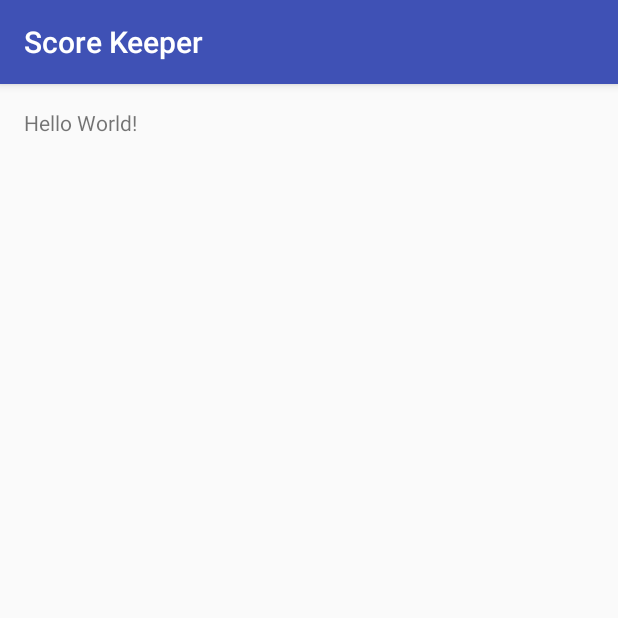
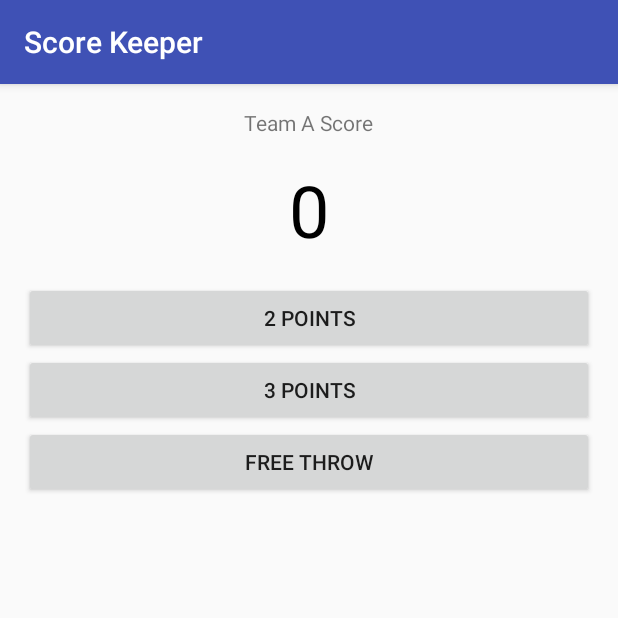
Before and after one commit to agustinfz/score-keeper, an Android app: the screen it shows after launch (MainActivity), on a phone screen of 412 x 824 dp, the top half of it. Run offline under Robolectric (Android 15) with nearby library versions, the phone set to English and light mode, and no system bars.

Commit message:
Team A counter done

```diff
--- a/app/src/main/java/works/agus/scorekeeper/MainActivity.java
+++ b/app/src/main/java/works/agus/scorekeeper/MainActivity.java
@@ -2,12 +2,36 @@ package works.agus.scorekeeper;
 
 import android.support.v7.app.AppCompatActivity;
 import android.os.Bundle;
+import android.view.View;
+import android.widget.TextView;
 
 public class MainActivity extends AppCompatActivity {
+
+    int teamAScore = 0;
 
     @Override
     protected void onCreate(Bundle savedInstanceState) {
         super.onCreate(savedInstanceState);
         setContentView(R.layout.activity_main);
     }
+
+    public void teamA2points (View view){
+        teamAScore = teamAScore + 2;
+        displayScoreA(teamAScore);
+    }
+
+    public void teamA3points (View view) {
+        teamAScore = teamAScore + 3;
+        displayScoreA(teamAScore);
+    }
+
+    public void teamA1point (View view) {
+        teamAScore = teamAScore + 1;
+        displayScoreA(teamAScore);
+    }
+
+    private void displayScoreA (int number){
+        TextView scoreATextView = (TextView) findViewById(R.id.team_a_score);
+        scoreATextView.setText("" + number);
+    }
 }
--- a/app/src/main/res/layout/activity_main.xml
+++ b/app/src/main/res/layout/activity_main.xml
@@ -4,14 +4,53 @@
     xmlns:tools="http://schemas.android.com/tools"
     android:layout_width="match_parent"
     android:layout_height="match_parent"
-    android:paddingBottom="@dimen/activity_vertical_margin"
-    android:paddingLeft="@dimen/activity_horizontal_margin"
-    android:paddingRight="@dimen/activity_horizontal_margin"
-    android:paddingTop="@dimen/activity_vertical_margin"
+
     tools:context="works.agus.scorekeeper.MainActivity">
 
-    <TextView
-        android:layout_width="wrap_content"
+    <LinearLayout
+        android:layout_width="match_parent"
         android:layout_height="wrap_content"
-        android:text="Hello World!"/>
+        android:orientation="horizontal"
+        android:layout_margin="16dp">
+
+        <LinearLayout
+            android:layout_width="match_parent"
+            android:layout_height="match_parent"
+            android:orientation="vertical"
+            android:gravity="center">
+
+            <TextView
+                android:layout_width="wrap_content"
+                android:layout_height="wrap_content"
+                android:text="Team A Score"/>
+
+            <TextView
+                android:id="@+id/team_a_score"
+                android:layout_width="wrap_content"
+                android:layout_height="wrap_content"
+                android:paddingTop="16dp"
+                android:paddingBottom="16dp"
+                android:textSize="48dp"
+                android:textColor="#000000"
+                android:text="0"/>
+
+            <Button
+                android:layout_width="match_parent"
+                android:layout_height="wrap_content"
+                android:text="2 points"
+                android:onClick="teamA2points"/>
+            <Button
+                android:layout_width="match_parent"
+                android:layout_height="wrap_content"
+                android:text="3 points"
+                android:onClick="teamA3points"/>
+            <Button
+                android:layout_width="match_parent"
+                android:layout_height="wrap_content"
+                android:text="Free Throw"
+                android:onClick="teamA1point"/>
+
+        </LinearLayout>
+
+    </LinearLayout>
 </RelativeLayout>
```
